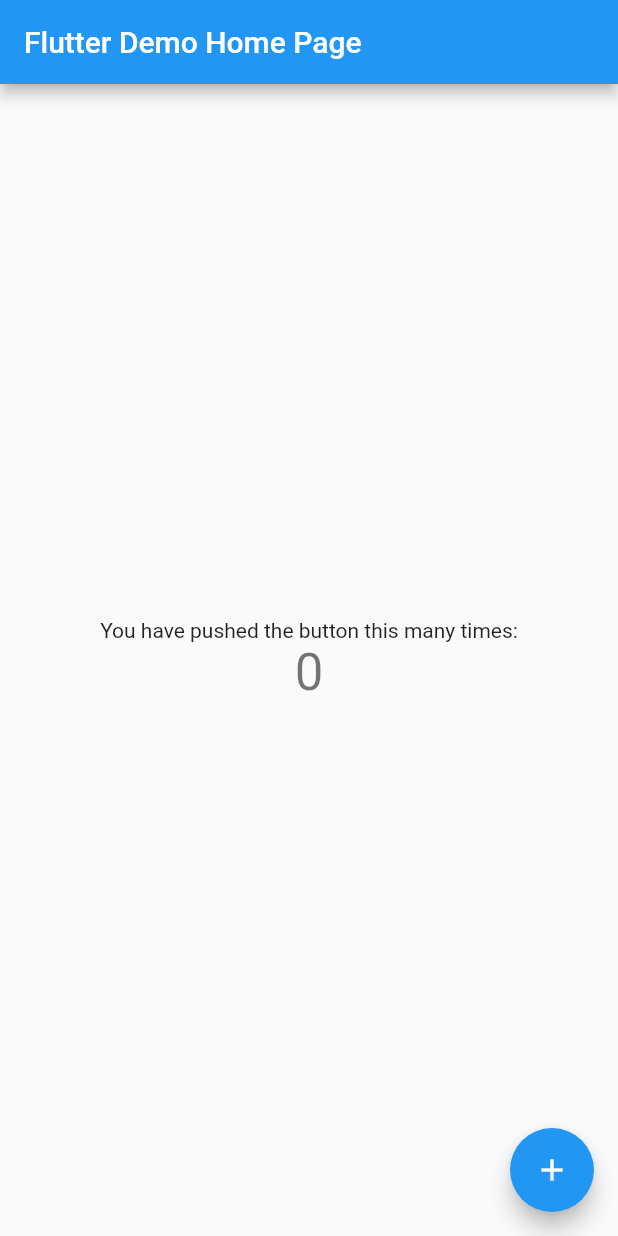
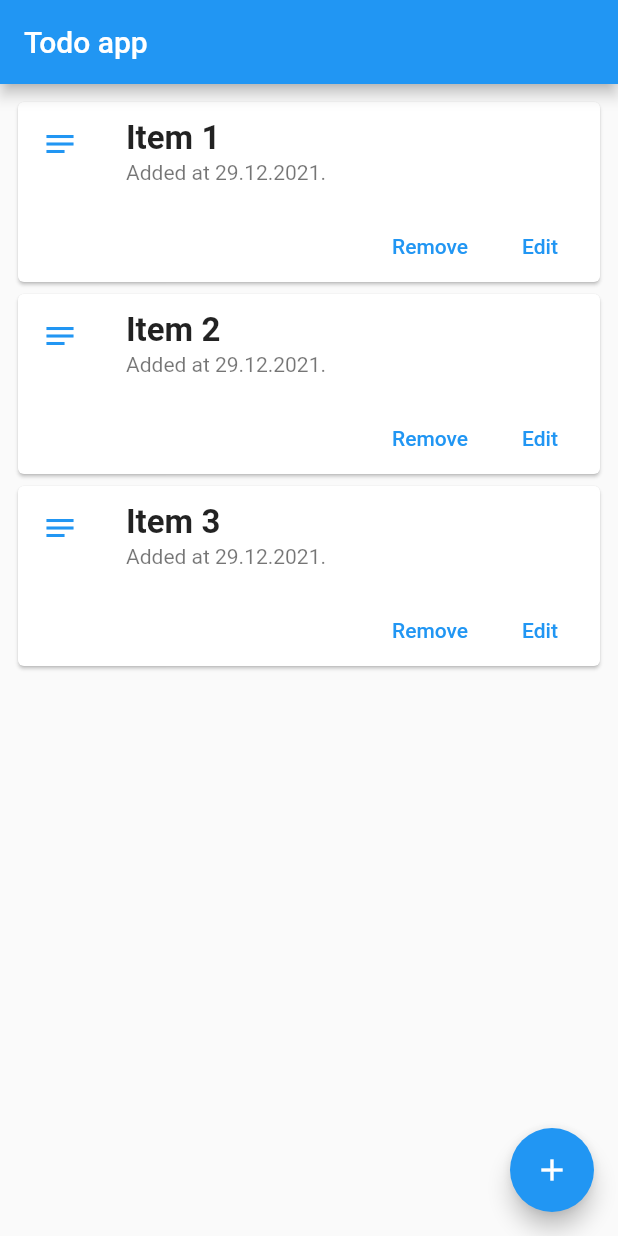
Before and after one commit to MatijaNovosel/rma-osnovni-zadatak, a Flutter app: the screen it shows after launch, on a phone screen of 412 x 824 dp. Run offline on Flutter 3.47's test engine with Material 2 defaults, Android fonts, the light colour scheme and no system bars.

Commit message:
Remove todo entries

```diff
--- a/lib/main.dart
+++ b/lib/main.dart
@@ -1,115 +1,92 @@
 import 'package:flutter/material.dart';
+import 'models/todo_item.dart';
+import 'widgets/todo_item.dart';
 
 void main() {
-  runApp(const MyApp());
+  runApp(const Main());
 }
 
-class MyApp extends StatelessWidget {
-  const MyApp({Key? key}) : super(key: key);
+class Main extends StatelessWidget {
+  const Main({Key? key}) : super(key: key);
 
-  // This widget is the root of your application.
   @override
   Widget build(BuildContext context) {
     return MaterialApp(
-      title: 'Flutter Demo',
+      title: 'Todo app',
+      debugShowCheckedModeBanner: false,
       theme: ThemeData(
-        // This is the theme of your application.
-        //
-        // Try running your application with "flutter run". You'll see the
-        // application has a blue toolbar. Then, without quitting the app, try
-        // changing the primarySwatch below to Colors.green and then invoke
-        // "hot reload" (press "r" in the console where you ran "flutter run",
-        // or simply save your changes to "hot reload" in a Flutter IDE).
-        // Notice that the counter didn't reset back to zero; the application
-        // is not restarted.
         primarySwatch: Colors.blue,
       ),
-      home: const MyHomePage(title: 'Flutter Demo Home Page'),
+      home: const HomePage(title: 'Todo app'),
     );
   }
 }
 
-class MyHomePage extends StatefulWidget {
-  const MyHomePage({Key? key, required this.title}) : super(key: key);
-
-  // This widget is the home page of your application. It is stateful, meaning
-  // that it has a State object (defined below) that contains fields that affect
-  // how it looks.
-
-  // This class is the configuration for the state. It holds the values (in this
-  // case the title) provided by the parent (in this case the App widget) and
-  // used by the build method of the State. Fields in a Widget subclass are
-  // always marked "final".
-
+class HomePage extends StatefulWidget {
+  const HomePage({Key? key, required this.title}) : super(key: key);
   final String title;
 
   @override
-  State<MyHomePage> createState() => _MyHomePageState();
+  State<HomePage> createState() => _HomePageState();
 }
 
-class _MyHomePageState extends State<MyHomePage> {
-  int _counter = 0;
+class _HomePageState extends State<HomePage> {
+  final List<TodoItem> _todoItems = [
+    TodoItem(id: 1, text: "Item 1"),
+    TodoItem(id: 2, text: "Item 2"),
+    TodoItem(id: 3, text: "Item 3"),
+  ];
 
-  void _incrementCounter() {
+  void _addNewTodoItem() {
+    //
+  }
+
+  void _removeEntry(int id) {
     setState(() {
-      // This call to setState tells the Flutter framework that something has
-      // changed in this State, which causes it to rerun the build method below
-      // so that the display can reflect the updated values. If we changed
-      // _counter without calling setState(), then the build method would not be
-      // called again, and so nothing would appear to happen.
-      _counter++;
+      _todoItems.removeWhere((todoItem) => todoItem.id == id);
     });
   }
 
   @override
   Widget build(BuildContext context) {
-    // This method is rerun every time setState is called, for instance as done
-    // by the _incrementCounter method above.
-    //
-    // The Flutter framework has been optimized to make rerunning build methods
-    // fast, so that you can just rebuild anything that needs updating rather
-    // than having to individually change instances of widgets.
     return Scaffold(
       appBar: AppBar(
-        // Here we take the value from the MyHomePage object that was created by
-        // the App.build method, and use it to set our appbar title.
         title: Text(widget.title),
       ),
-      body: Center(
-        // Center is a layout widget. It takes a single child and positions it
-        // in the middle of the parent.
+      body: Padding(
+        padding: const EdgeInsets.all(8.0),
         child: Column(
-          // Column is also a layout widget. It takes a list of children and
-          // arranges them vertically. By default, it sizes itself to fit its
-          // children horizontally, and tries to be as tall as its parent.
-          //
-          // Invoke "debug painting" (press "p" in the console, choose the
-          // "Toggle Debug Paint" action from the Flutter Inspector in Android
-          // Studio, or the "Toggle Debug Paint" command in Visual Studio Code)
-          // to see the wireframe for each widget.
-          //
-          // Column has various properties to control how it sizes itself and
-          // how it positions its children. Here we use mainAxisAlignment to
-          // center the children vertically; the main axis here is the vertical
-          // axis because Columns are vertical (the cross axis would be
-          // horizontal).
-          mainAxisAlignment: MainAxisAlignment.center,
-          children: <Widget>[
-            const Text(
-              'You have pushed the button this many times:',
-            ),
-            Text(
-              '$_counter',
-              style: Theme.of(context).textTheme.headline4,
-            ),
-          ],
+          crossAxisAlignment: CrossAxisAlignment.stretch,
+          children: _todoItems.isEmpty
+              ? [
+                  const Padding(
+                    padding: EdgeInsets.only(top: 8.0),
+                    child: Center(
+                      child: Text(
+                        "No todo entries found!",
+                        style: TextStyle(
+                          fontSize: 22,
+                          fontWeight: FontWeight.bold,
+                        ),
+                      ),
+                    ),
+                  )
+                ]
+              : _todoItems
+                  .map(
+                    (todoItem) => TodoItemWidget(
+                      content: todoItem,
+                      removeEntry: _removeEntry,
+                    ),
+                  )
+                  .toList(),
         ),
       ),
       floatingActionButton: FloatingActionButton(
-        onPressed: _incrementCounter,
-        tooltip: 'Increment',
+        onPressed: _addNewTodoItem,
+        tooltip: 'Add new todo item',
         child: const Icon(Icons.add),
-      ), // This trailing comma makes auto-formatting nicer for build methods.
+      ),
     );
   }
 }
--- /dev/null
+++ b/lib/models/todo_item.dart
@@ -0,0 +1,6 @@
+class TodoItem {
+  int id;
+  String text;
+
+  TodoItem({required this.id, required this.text});
+}
--- /dev/null
+++ b/lib/widgets/todo_item.dart
@@ -0,0 +1,47 @@
+import 'package:flutter/material.dart';
+import 'package:rma_osnovni_zadatak/models/todo_item.dart';
+
+class TodoItemWidget extends StatelessWidget {
+  final TodoItem content;
+  final Function removeEntry;
+
+  const TodoItemWidget({Key? key, required this.content, required this.removeEntry}) : super(key: key);
+
+  @override
+  Widget build(BuildContext context) {
+    return Card(
+      child: Column(
+        mainAxisSize: MainAxisSize.min,
+        children: <Widget>[
+          ListTile(
+            title: Text(
+              content.text,
+              style: const TextStyle(
+                fontSize: 22,
+                fontWeight: FontWeight.bold,
+              ),
+            ),
+            leading: const Icon(Icons.notes),
+            iconColor: Colors.blue,
+            subtitle: const Text('Added at 29.12.2021.'),
+          ),
+          Row(
+            mainAxisAlignment: MainAxisAlignment.end,
+            children: <Widget>[
+              TextButton(
+                child: const Text('Remove'),
+                onPressed: () => removeEntry(content.id),
+              ),
+              const SizedBox(width: 8),
+              TextButton(
+                child: const Text('Edit'),
+                onPressed: () {/* ... */},
+              ),
+              const SizedBox(width: 8),
+            ],
+          ),
+        ],
+      ),
+    );
+  }
+}
```
